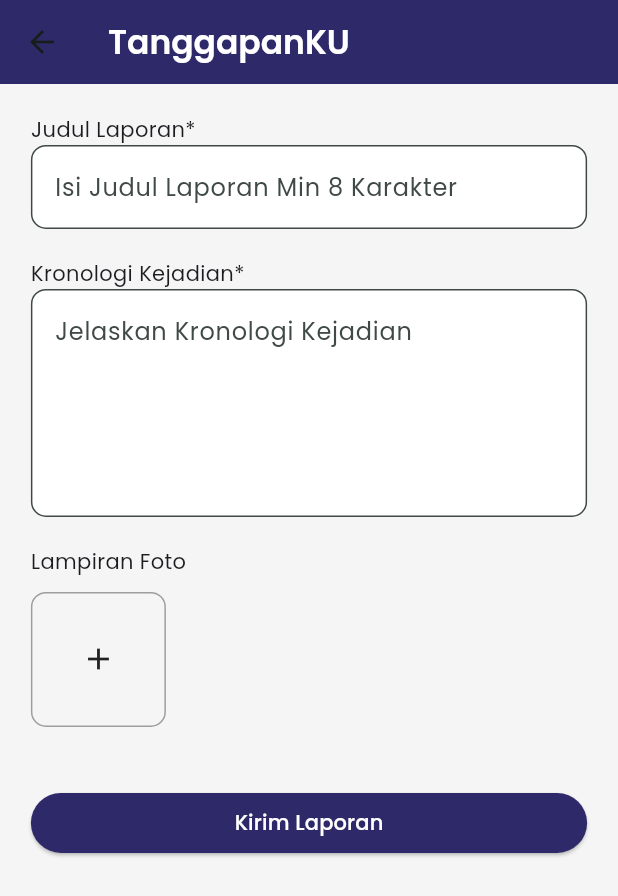
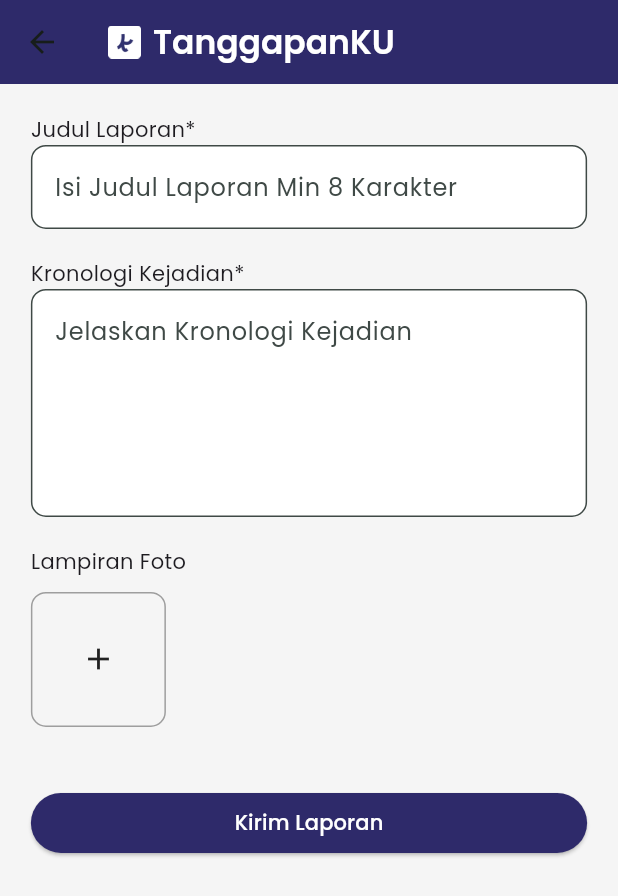
Before and after one commit to Kyzen2/TanggapanKu, a Flutter app: the PengaduanPage screen opened directly, on a phone screen of 412 x 824 dp. Shown: the top 896 px of the screen. Run offline on Flutter 3.47's test engine with Material 3 defaults, Android fonts, the light colour scheme and no system bars; our stand-ins replace animate_do, carousel_slider, flutter_markdown, gap, google_fonts, image_picker and 3 more; missing offline and left inert: tutorial_coach_mark; accounts and stored records are empty.

Commit message:
Memperbaiki UI di halaman pengaturan dan halaman pengaduan

```diff
--- a/lib/pages/pengaduan.dart
+++ b/lib/pages/pengaduan.dart
@@ -142,12 +142,22 @@ class _PengaduanPageState extends State<PengaduanPage> {
       backgroundColor: lightGrey,
       appBar: AppBar(
         backgroundColor: const Color(0xFF2E2A6A),
-        title: Text(
-          "TanggapanKU",
-          style: GoogleFonts.poppins(
-            color: Colors.white,
-            fontWeight: FontWeight.w600,
-          ),
+        title: Row(
+          children: [
+            Image.asset(
+              'assets/Logo.png',
+              height: 22,
+              fit: BoxFit.contain,
+            ),
+            const SizedBox(width: 8),
+            Text(
+              "TanggapanKU",
+              style: GoogleFonts.poppins(
+                color: Colors.white,
+                fontWeight: FontWeight.w600,
+              ),
+            ),
+          ],
         ),
       ),
       body: SingleChildScrollView(
--- a/lib/pages/riwayat_page.dart
+++ b/lib/pages/riwayat_page.dart
@@ -47,7 +47,7 @@ class _RiwayatPengaduanPageState extends State<RiwayatPengaduanPage> {
     return Scaffold(
       backgroundColor: white,
       appBar: AppBar(
-        backgroundColor: backgroundBlue,
+        backgroundColor: const Color(0xFF2E2A6A),
         elevation: 0,
         title: Row(
           children: [
--- a/lib/widgets/bottom_nav.dart
+++ b/lib/widgets/bottom_nav.dart
@@ -36,15 +36,15 @@ class FloatingNav extends StatelessWidget {
               Navigator.push(
                 context,
                 MaterialPageRoute(
-                  builder: (_) => PengaduanPage(),
+                  builder: (_) => const PengaduanPage(),
                 ),
               );
             },
             child: Container(
               width: 48,
               height: 48,
-              decoration: BoxDecoration(
-                color: const Color(0xFF7D54DF),
+              decoration: const BoxDecoration(
+                color: Color(0xFF2E2A6A),
                 shape: BoxShape.circle,
               ),
               child: const Icon(Icons.add, color: Colors.white, size: 26),
```
Also changed, not shown: lib/pages/pengaturan_page.dart (+23 -11 lines), lib/pages/profile_page.dart (+7 -36 lines), lib/widgets/header_bar.dart (+8 -8 lines), pubspec.lock.
